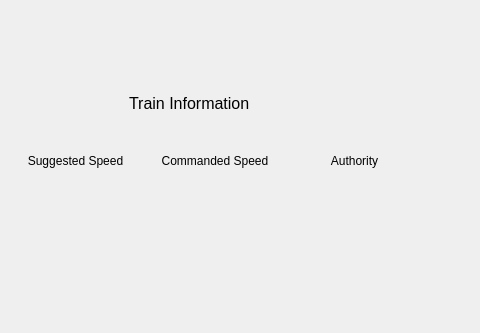
joeschurer/ECE1140, file train_sim/mainwindow.ui: the form before one commit; both pictures show x 0 to 480 and y 185 to 518 of the 662 by 518 pixel window.
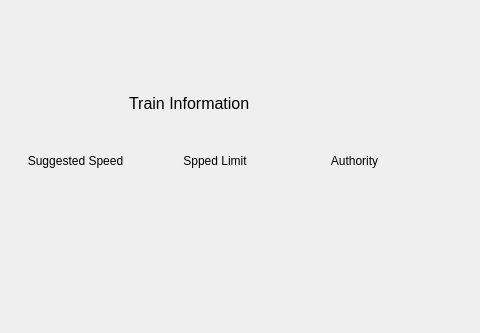
The form after the commit.

```diff
--- a/train_sim/mainwindow.ui
+++ b/train_sim/mainwindow.ui
@@ -327,7 +327,7 @@
           <item row="0" column="1">
            <widget class="QLabel" name="commanded_label">
             <property name="text">
-             <string>Commanded Speed</string>
+             <string>Spped Limit</string>
             </property>
             <property name="alignment">
              <set>Qt::AlignCenter</set>
```
